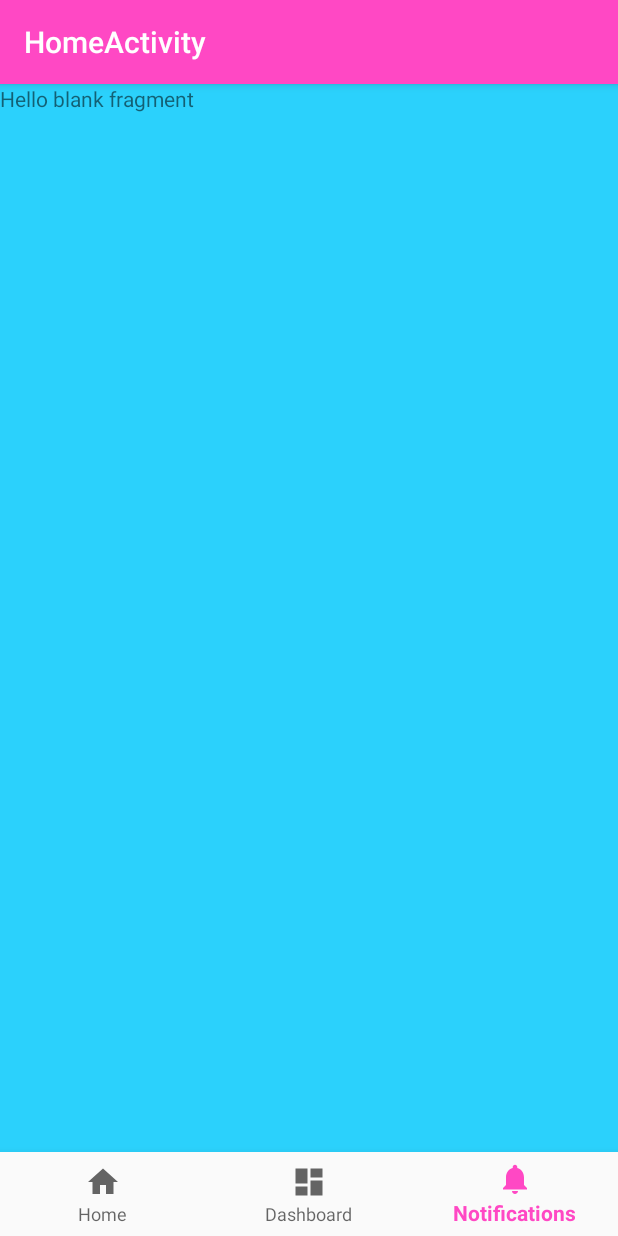
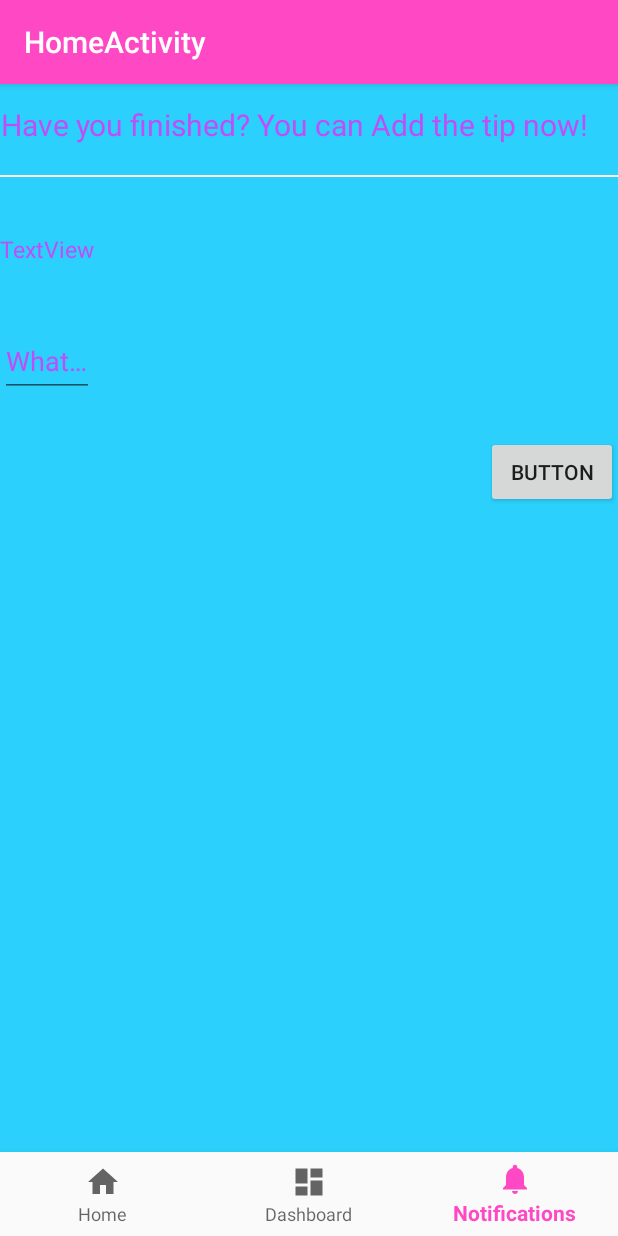
Before and after one commit to paulocalado/Splitt, an Android app: the PeopleFragment screen opened directly, with no data from a screen before it, item 3 of the bottom bar chosen, on a phone screen of 412 x 824 dp. Run offline under Robolectric (Android 15) with nearby library versions, the phone set to English and light mode, and no system bars; our stand-ins replace Firebase (no records; nobody signed in at launch, a user with empty details on screens opened directly); 4 statements that could not run were skipped.

Commit message:
Ajustes no layout de tip

```diff
--- a/app/src/main/java/com/codgin/paulocalado/splitt/Fragments/TipFragment.java
+++ b/app/src/main/java/com/codgin/paulocalado/splitt/Fragments/TipFragment.java
@@ -7,7 +7,9 @@ import android.support.v4.app.Fragment;
 import android.view.LayoutInflater;
 import android.view.View;
 import android.view.ViewGroup;
+import android.widget.TextView;
 
+import com.codgin.paulocalado.splitt.Model.Table;
 import com.codgin.paulocalado.splitt.R;
 
 /**
@@ -27,6 +29,8 @@ public class TipFragment extends Fragment {
     // TODO: Rename and change types of parameters
     private String mParam1;
     private String mParam2;
+
+    Table table;
 
     private OnFragmentInteractionListener mListener;
 
@@ -65,7 +69,17 @@ public class TipFragment extends Fragment {
     public View onCreateView(LayoutInflater inflater, ViewGroup container,
                              Bundle savedInstanceState) {
         // Inflate the layout for this fragment
-        return inflater.inflate(R.layout.fragment_tip, container, false);
+        View v = inflater.inflate(R.layout.fragment_tip, container, false);
+        TextView txtTotalMesaTip = (TextView)v.findViewById(R.id.txtTotalMesaTip);
+
+        Bundle bundleHome = this.getArguments();
+
+        table = (Table) bundleHome.getSerializable("table");
+
+        txtTotalMesaTip.setText(getContext().getResources().getString(R.string.text_total_mesa_sem_tip)+
+        String.format("%.2f", table.getTotal()));
+
+        return v;
     }
 
     // TODO: Rename method, update argument and hook method into UI event
--- a/app/src/main/res/layout/fragment_tip.xml
+++ b/app/src/main/res/layout/fragment_tip.xml
@@ -1,14 +1,76 @@
-<FrameLayout xmlns:android="http://schemas.android.com/apk/res/android"
+<RelativeLayout xmlns:android="http://schemas.android.com/apk/res/android"
     xmlns:tools="http://schemas.android.com/tools"
     android:layout_width="match_parent"
     android:layout_height="match_parent"
+    android:background="#2bd1fc"
     tools:context="com.codgin.paulocalado.splitt.Fragments.TipFragment">
 
     <!-- TODO: Update blank fragment layout -->
+
     <TextView
+        android:id="@+id/textView3"
+        android:layout_width="wrap_content"
+        android:layout_height="wrap_content"
+        android:gravity="center"
+        android:text="@string/text_titulo_tip_fragment"
+        android:textColor="#c04df9"
+        android:paddingBottom="20dp"
+        android:textSize="20dp"
+        android:layout_marginTop="13dp"
+        android:layout_alignParentTop="true"
+        android:layout_alignParentLeft="true"
+        android:layout_alignParentStart="true" />
+
+    <View style="@style/Divider"
+
+        android:id="@+id/viewDivider"
+       android:layout_below="@+id/textView3" />
+
+    <TextView
+        android:id="@+id/txtTotalMesaTip"
+        android:textSize="15dp"
+        android:textColor="#c04df9"
+        android:layout_width="wrap_content"
+        android:layout_height="wrap_content"
+        android:layout_marginTop="37dp"
+        android:text="TextView"
+        android:layout_below="@+id/viewDivider"
+        android:layout_alignParentLeft="true"
+        android:layout_alignParentStart="true" />
+
+    <android.support.design.widget.TextInputLayout
+        android:id="@+id/edit_valor_dialog"
         android:layout_width="match_parent"
-        android:background="#2bd1fc"
-        android:layout_height="match_parent"
-        android:text="@string/hello_blank_fragment" />
+        android:textColorHint="#c04df9"
+        android:layout_height="wrap_content"
+        android:layout_marginTop="32dp"
+        android:layout_below="@+id/txtTotalMesaTip"
+        android:layout_alignParentLeft="true"
+        android:layout_alignParentStart="true"
+        android:layout_alignRight="@+id/txtTotalMesaTip"
+        android:layout_alignEnd="@+id/txtTotalMesaTip">
 
-</FrameLayout>
+        <EditText
+            android:id="@+id/editText"
+            android:textColor="#c04df9"
+            android:layout_width="match_parent"
+            android:layout_height="wrap_content"
+            android:layout_alignParentLeft="true"
+            android:layout_alignParentStart="true"
+            android:layout_below="@+id/edtDialogNomeProduto"
+            android:layout_marginTop="36dp"
+            android:hint="@string/text_percent_tip"
+            android:inputType="number" />
+
+    </android.support.design.widget.TextInputLayout>
+
+    <Button
+        android:id="@+id/btnAddTip"
+        android:layout_width="wrap_content"
+        android:layout_height="wrap_content"
+        android:layout_marginTop="26dp"
+        android:text="Button"
+        android:layout_below="@+id/edit_valor_dialog"
+        android:layout_alignParentRight="true"
+        android:layout_alignParentEnd="true" />
+</RelativeLayout>
--- a/app/src/main/res/values/strings.xml
+++ b/app/src/main/res/values/strings.xml
@@ -24,6 +24,9 @@
     <string name="preco_produto">Price $:</string>
 
     <string name="text_detalhe_pessoa">here is what you have consumed so far: </string>
+    <string name="text_titulo_tip_fragment">Have you finished? You can Add the tip now!</string>
+    <string name="text_total_mesa_sem_tip">Your Table total without tip: $</string>
+    <string name="text_percent_tip">What is the % you going to give?</string>
 
     <!-- TODO: Remove or change this placeholder text -->
     <string name="hello_blank_fragment">Hello blank fragment</string>
--- a/app/src/main/res/values/styles.xml
+++ b/app/src/main/res/values/styles.xml
@@ -18,4 +18,10 @@
 
     <style name="AppTheme.PopupOverlay" parent="ThemeOverlay.AppCompat.Light" />
 
+    <style name="Divider">
+        <item name="android:layout_width">match_parent</item>
+        <item name="android:layout_height">1dp</item>
+        <item name="android:background">#ffffff</item>
+    </style>
+
 </resources>
```
Also changed, not shown: 1 other file.
